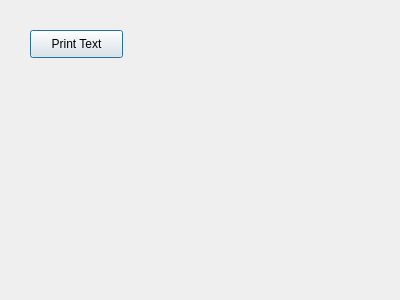
Above: GUI/TestGui.ui from GuillermoMendiguchiaMartinez/TeeJet-Project before the change. Below: the same form after it.
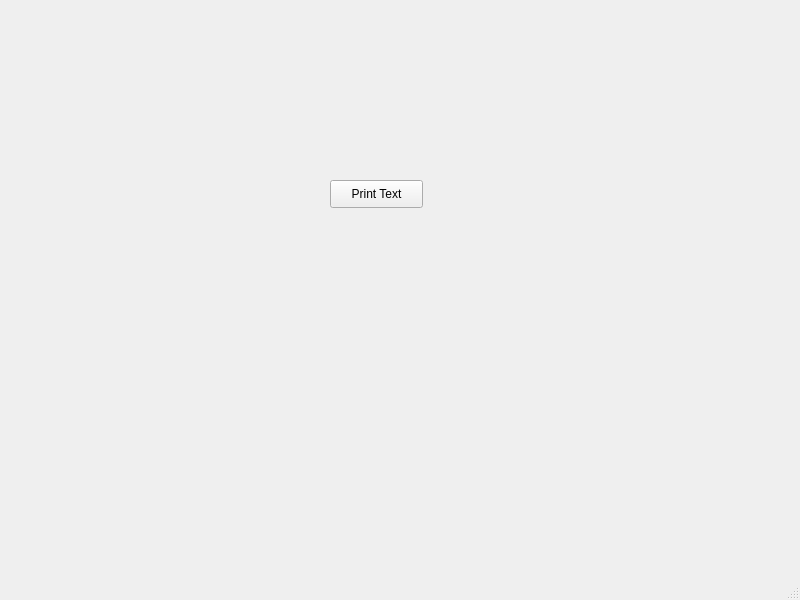
That is the form after the change.

Commit message: Can show GUI now

```diff
--- a/GUI/TestGui.ui
+++ b/GUI/TestGui.ui
@@ -1,23 +1,24 @@
 <?xml version="1.0" encoding="UTF-8"?>
 <ui version="4.0">
- <class>Dialog</class>
- <widget class="QDialog" name="Dialog">
+ <class>MainWindow</class>
+ <widget class="QMainWindow" name="MainWindow">
   <property name="geometry">
    <rect>
     <x>0</x>
     <y>0</y>
-    <width>400</width>
-    <height>300</height>
+    <width>800</width>
+    <height>600</height>
    </rect>
   </property>
   <property name="windowTitle">
    <string>Dialog</string>
   </property>
+  <widget class="QWidget" name="centralwidget">
   <widget class="QPushButton" name="printBtn">
    <property name="geometry">
     <rect>
-     <x>30</x>
-     <y>30</y>
+      <x>330</x>
+      <y>180</y>
      <width>93</width>
      <height>28</height>
     </rect>
@@ -29,8 +30,8 @@
   <widget class="QLabel" name="outputLbl">
    <property name="geometry">
     <rect>
-     <x>160</x>
-     <y>30</y>
+      <x>460</x>
+      <y>180</y>
      <width>131</width>
      <height>31</height>
     </rect>
@@ -39,6 +40,18 @@
     <string/>
    </property>
   </widget>
+  </widget>
+  <widget class="QMenuBar" name="menubar">
+   <property name="geometry">
+    <rect>
+     <x>0</x>
+     <y>0</y>
+     <width>800</width>
+     <height>26</height>
+    </rect>
+   </property>
+  </widget>
+  <widget class="QStatusBar" name="statusbar"/>
  </widget>
  <resources/>
  <connections/>
```
Left out of the diff: 2 changed lines with no effect on the pictures. Lines whose indentation alone changed are shown as unchanged. The commit also changes 1 other file.
